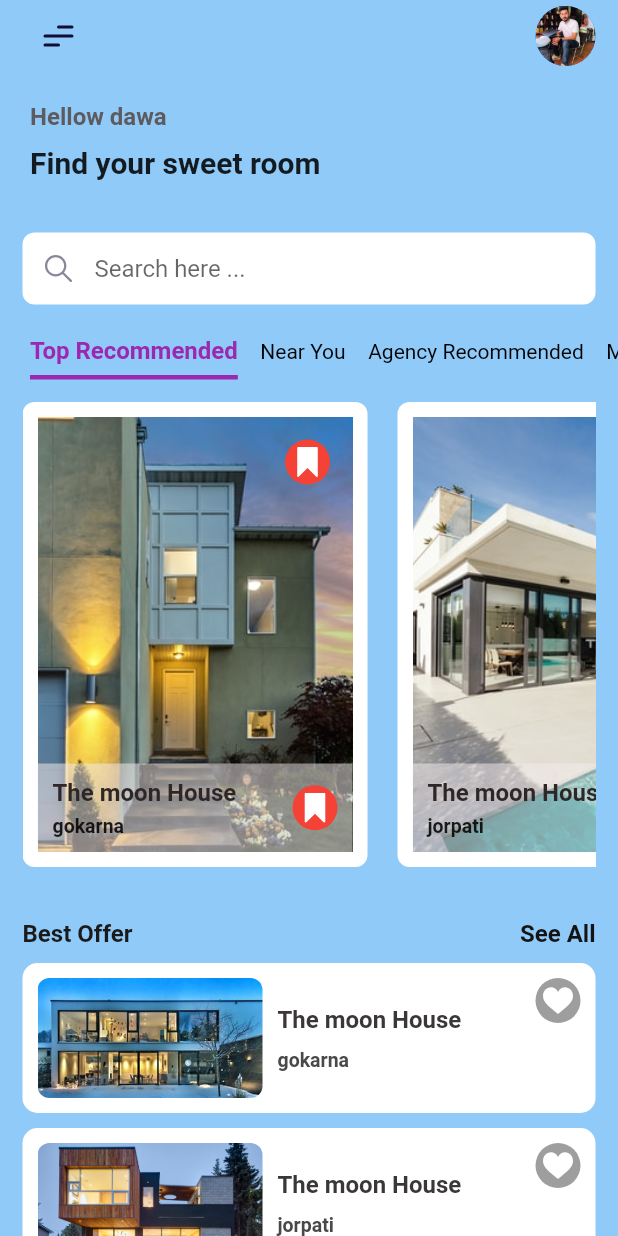
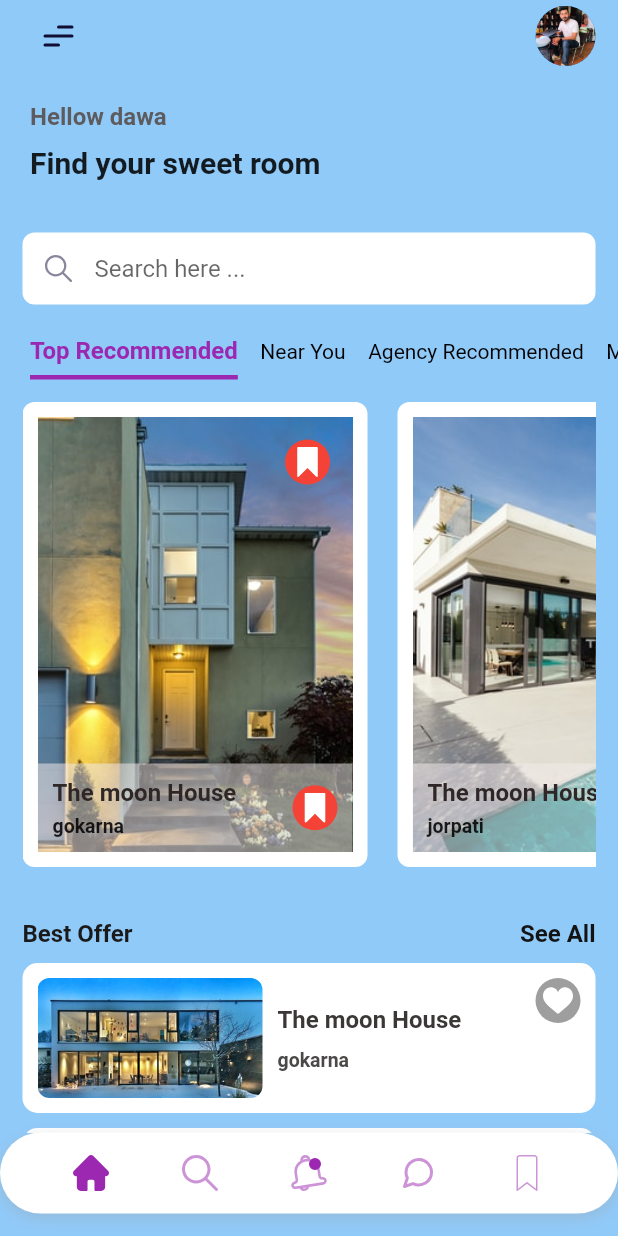
Before and after one commit to gyalche/rent_finder_flutter, a Flutter app: the screen it shows after launch, on a phone screen of 412 x 824 dp. Run offline on Flutter 3.47's test engine with Material 2 defaults, Android fonts, the phone set to English and light mode, and no system bars; our stand-ins replace flutter_svg.

Commit message:
worked on bottomNavigation

```diff
--- a/lib/screen/home/home.dart
+++ b/lib/screen/home/home.dart
@@ -5,6 +5,7 @@ import 'package:rental_app/screen/home/widget/WelcomeText.dart';
 import 'package:rental_app/screen/home/widget/best_offer.dart';
 import 'package:rental_app/screen/home/widget/categoriesData.dart';
 import 'package:rental_app/screen/home/widget/custom_app_bar.dart';
+import 'package:rental_app/screen/home/widget/custom_navigation_bar.dart';
 import 'package:rental_app/screen/home/widget/recommended_house.dart';
 class HomePage extends StatelessWidget {
   const HomePage({Key? key}) : super(key: key);
@@ -25,7 +26,10 @@ class HomePage extends StatelessWidget {
                 BestOffer(),
             ],
           )
-        )
+        ),
+        bottomNavigationBar:CustomBottomNavigationBar(),
+
     );
+
   }
 }
--- /dev/null
+++ b/lib/screen/home/widget/custom_navigation_bar.dart
@@ -0,0 +1,38 @@
+import 'package:flutter/src/foundation/key.dart';
+import 'package:flutter/src/widgets/framework.dart';
+import 'package:flutter/material.dart';
+import 'package:flutter_svg/flutter_svg.dart';
+class CustomBottomNavigationBar extends StatelessWidget {
+
+  final bottomBarItem=[
+    'home',
+    'home_search',
+    'notification',
+    'chat',
+    'home_mark'
+  ];
+  @override
+  Widget build(BuildContext context) {
+    return Container(
+      padding:EdgeInsets.symmetric(vertical:15),
+      margin:EdgeInsets.only(bottom:15),
+      decoration:BoxDecoration(color:Colors.white, borderRadius:BorderRadius.circular(30),
+        boxShadow:[
+          BoxShadow(
+            color:Colors.grey.withOpacity(0.3),
+            spreadRadius:1,
+            blurRadius:7,
+            offset:Offset(0, 3),
+
+          )
+        ]
+      ),
+      child:Row(
+        mainAxisAlignment:MainAxisAlignment.spaceEvenly,
+        children: bottomBarItem.map((e) => SvgPicture.asset(
+            'assets/icons/$e.svg', color:Colors.purple
+        )).toList(),
+      )
+    );
+  }
+}
```
